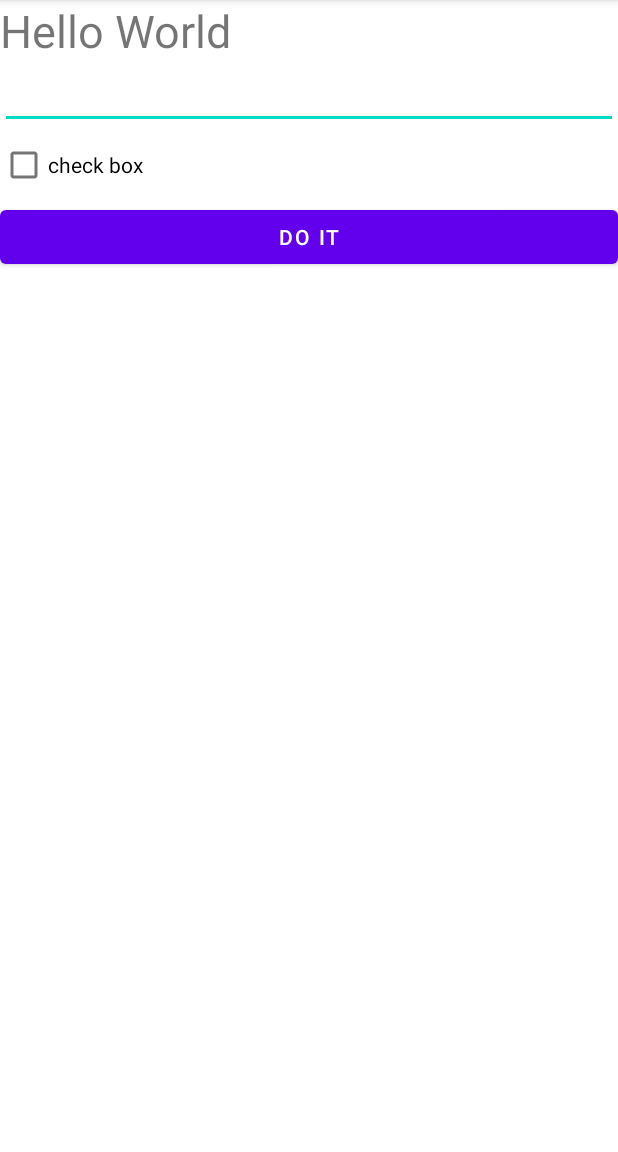
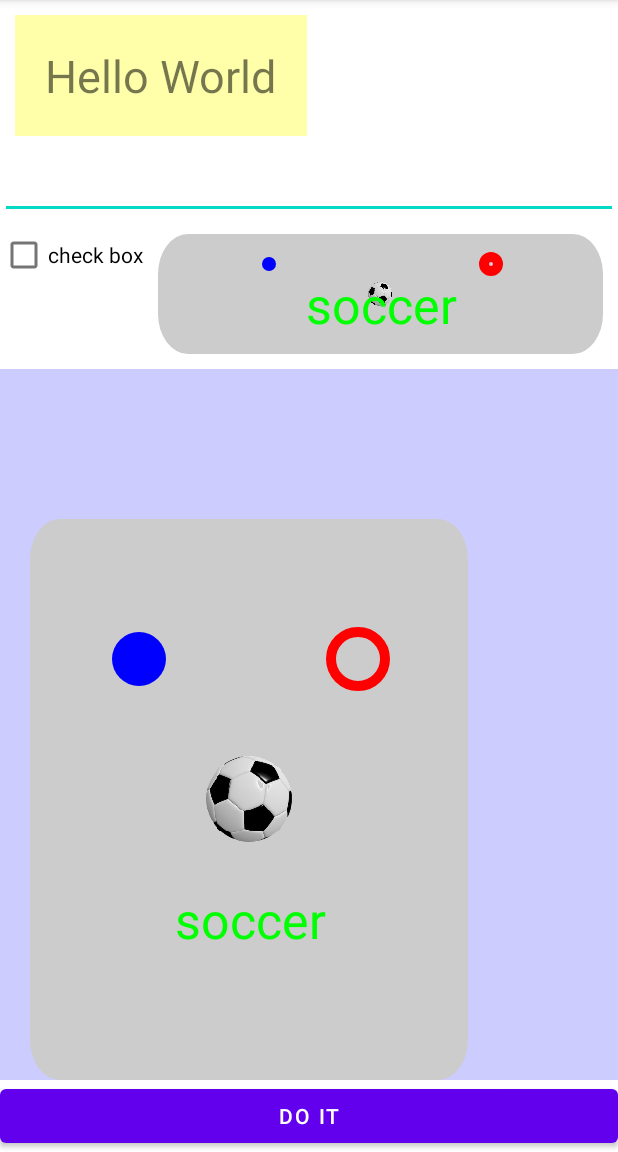
Before and after one commit to kimrugi/AndroidGameProgramming2017180016, an Android app: the screen it shows after launch (MainActivity), on a phone screen of 412 x 824 dp, the part 84-1236 px from its top. Run offline under Robolectric (Android 15) with nearby library versions, the light colour scheme and no system bars.

Commit message:
Create GameView

```diff
--- /dev/null
+++ b/Projects/LayoutTest/app/src/main/java/kr/ac/tukorea/g2017180016/layouttest/GameView.java
@@ -0,0 +1,105 @@
+package kr.ac.tukorea.g2017180016.layouttest;
+
+import android.content.Context;
+import android.content.res.Resources;
+import android.graphics.Bitmap;
+import android.graphics.BitmapFactory;
+import android.graphics.Canvas;
+import android.graphics.Color;
+import android.graphics.Paint;
+import android.graphics.Rect;
+import android.util.AttributeSet;
+import android.view.View;
+
+import androidx.annotation.Nullable;
+
+public class GameView extends View {
+    private Paint paint = new Paint();
+    private Bitmap soccerBitmap;
+    private Rect soccerSrcRect = new Rect();
+    private Rect soccerDstRect = new Rect();
+    private Paint leftCirclePaint = new Paint();
+    private Paint rightCirclePaint = new Paint();
+    private Paint textPaint = new Paint();
+    private Rect textExtent = new Rect();
+
+
+    public GameView(Context context, @Nullable AttributeSet attrs) {
+        super(context, attrs);
+        initView();
+    }
+
+    private void initView() {
+        paint.setColor(0xFFCCCCCC);
+        leftCirclePaint.setColor(Color.BLUE);
+        rightCirclePaint.setColor(Color.RED);
+        textPaint.setColor(Color.GREEN);
+        textPaint.setTextSize(50);
+        rightCirclePaint.setStyle(Paint.Style.STROKE);
+        rightCirclePaint.setStrokeWidth(10);
+        Resources res = getResources();
+        soccerBitmap = BitmapFactory.decodeResource(res, R.mipmap.soccer_ball_240);
+        soccerSrcRect.set(0, 0, soccerBitmap.getWidth(), soccerBitmap.getHeight());
+
+    }
+
+    @Override
+    protected void onDraw(Canvas canvas) {
+        //super.onDraw(canvas);
+        //Paint paint = new Paint();
+        int width = getWidth();
+        int height = getHeight();
+        int paddingLeft = getPaddingLeft();
+        int paddingRight = getPaddingRight();
+        int paddingTop = getPaddingTop();
+        int paddingBottom = getPaddingBottom();
+
+        int contentWidth = width - paddingRight - paddingLeft;
+        int contentHeight = height - paddingTop - paddingBottom;
+
+        int size = contentWidth < contentHeight ? contentWidth : contentHeight;
+
+        int centerX = paddingLeft + contentWidth / 2;
+        int centerY = paddingTop + contentHeight / 2;
+
+
+        drawBackground(canvas, paddingLeft, paddingTop, contentWidth, contentHeight);
+        drawSoccerBall(canvas, size, centerX, centerY);
+        drawLeftCircle(canvas, paddingLeft, paddingTop, contentWidth, contentHeight, size);
+        drawRightCircle(canvas, paddingTop, contentWidth, contentHeight, centerX, size);
+        drawCenterText(canvas, contentHeight, centerX, centerY);
+    }
+
+    private void drawBackground(Canvas canvas, int paddingLeft, int paddingTop, int contentWidth, int contentHeight) {
+        canvas.drawRoundRect(paddingLeft, paddingTop, paddingLeft + contentWidth, paddingTop + contentHeight, 30, 40, paint);
+    }
+
+    private void drawSoccerBall(Canvas canvas, int size, int centerX, int centerY) {
+        int ballRadius = size / 10;
+        soccerDstRect.set(centerX - ballRadius, centerY - ballRadius,
+                centerX + ballRadius, centerY + ballRadius);
+        canvas.drawBitmap(soccerBitmap, soccerSrcRect, soccerDstRect, null);
+    }
+
+    private void drawLeftCircle(Canvas canvas, int paddingLeft, int paddingTop, int contentWidth, int contentHeight, int size) {
+        int leftCenterx = paddingLeft + contentWidth / 4;
+        int leftcentery = paddingTop + contentHeight / 4;
+        int circleRadius = size / 16;
+        canvas.drawCircle(leftCenterx, leftcentery, circleRadius, leftCirclePaint);
+    }
+
+    private void drawRightCircle(Canvas canvas, int paddingTop, int contentWidth, int contentHeight, int centerX, int size) {
+        int rightCenterx = centerX + contentWidth / 4;
+        int rightcentery = paddingTop + contentHeight / 4;
+        int circleRadius = size / 16;
+        canvas.drawCircle(rightCenterx, rightcentery, circleRadius, rightCirclePaint);
+    }
+
+    private void drawCenterText(Canvas canvas, int contentHeight, int centerX, int centerY) {
+        String text = "soccer";
+        textPaint.getTextBounds(text, 0, text.length(), textExtent);
+        int textX = centerX - textExtent.width() / 2;
+        int textY = centerY + contentHeight / 4;
+        canvas.drawText(text, textX, textY, textPaint);
+    }
+}
--- a/Projects/LayoutTest/app/src/main/res/layout/activity_main.xml
+++ b/Projects/LayoutTest/app/src/main/res/layout/activity_main.xml
@@ -12,19 +12,43 @@
         android:layout_height="wrap_content"
         android:text="Hello World"
         android:textSize="30sp"
+        android:background="#ffa"
+        android:padding="20dp"
+        android:layout_margin="10dp"
+
         />
     <EditText
         android:id="@+id/nameEdit"
         android:layout_width="match_parent"
         android:layout_height="wrap_content"
         />
-    <CheckBox
-        android:id="@+id/checkbox"
+    <LinearLayout
         android:layout_width="match_parent"
         android:layout_height="wrap_content"
-        android:text="@string/checkbox"
-        android:onClick="onCheckBox"
-        tools:ignore="OnClick,UsingOnClickInXml" />
+        >
+        <CheckBox
+            android:id="@+id/checkbox"
+            android:layout_width="wrap_content"
+            android:layout_height="wrap_content"
+            android:text="@string/checkbox"
+            android:onClick="onCheckBox"
+            tools:ignore="OnClick,UsingOnClickInXml" />
+        <kr.ac.tukorea.g2017180016.layouttest.GameView
+            android:layout_width="match_parent"
+            android:layout_height="100dp"
+            android:layout_weight="1"
+            android:padding="10dp"/>
+    </LinearLayout>
+    <kr.ac.tukorea.g2017180016.layouttest.GameView
+        android:layout_width="match_parent"
+        android:layout_height="match_parent"
+        android:layout_weight="1"
+        android:paddingRight="100dp"
+        android:paddingLeft="20dp"
+        android:paddingTop="100dp"
+
+        android:background="#ccf"
+        />
     <Button
         android:layout_width="match_parent"
         android:layout_height="wrap_content"
```
Also changed, not shown: Projects/LayoutTest/app/src/main/res/mipmap-xxxhdpi/soccer_ball_240.png (added).
